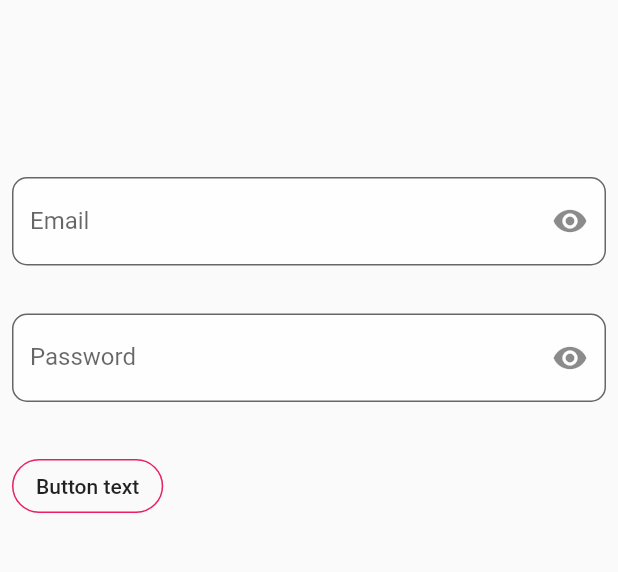
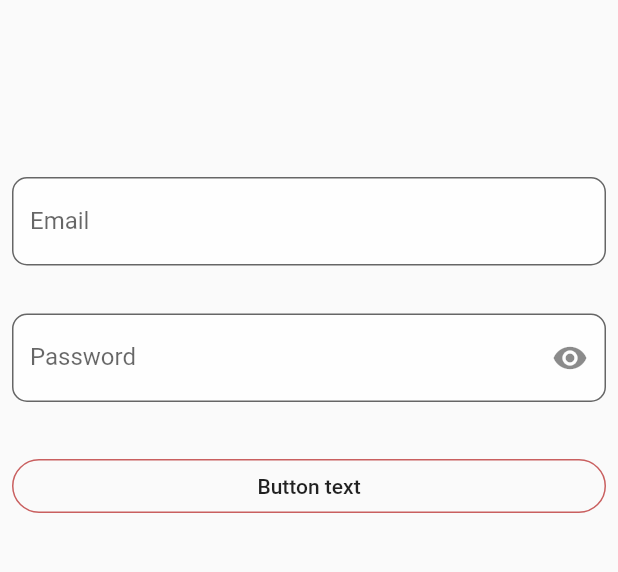
Before and after one commit to maxiin/MeetIn, a Flutter app: the screen it shows after launch, on a phone screen of 412 x 824 dp, the part 465-1037 px from its top. Run offline on Flutter 3.47's test engine with Material 2 defaults, Android fonts, the phone set to English and light mode, and no system bars; our stand-ins replace shared_preferences.

Commit message:
button styles update

```diff
--- a/lib/main.dart
+++ b/lib/main.dart
@@ -17,10 +17,9 @@ class MyApp extends StatelessWidget {
     return MaterialApp(
       title: 'Flutter Demo',
       theme: ThemeData(
-        primarySwatch: primaryColor,
+        primarySwatch: primaryMaterialColor,
       ),
       home: new Scaffold(
-        backgroundColor: Colors.grey,
         body: this.logedInRedirect(),
       )
     );
--- a/lib/pages/login.dart
+++ b/lib/pages/login.dart
@@ -1,3 +1,4 @@
+import 'package:events_app/utils/colors.dart';
 import 'package:events_app/utils/validation.dart';
 import 'package:flutter/cupertino.dart';
 import 'package:flutter/material.dart';
@@ -17,11 +18,8 @@ class LoginState extends State<LoginPage> {
 
   @override
   Widget build(BuildContext ctx) {
-    return Scaffold(
-      // appBar: AppBar(
-      //   title: Text("Login"),
-      // ),
-      body: Padding(
+    return Container(
+      child: Padding(
         padding: EdgeInsets.all(8),
         child: Column(
           children: <Widget>[
@@ -45,20 +43,22 @@ class LoginState extends State<LoginPage> {
                             keyboardType: TextInputType.emailAddress,
                             validator: validateEmail,
                             decoration: new InputDecoration(
+                              errorStyle: TextStyle(
+                                color: errorColor
+                              ),
+                              errorBorder: new OutlineInputBorder(
+                                borderSide: BorderSide(color: errorColor)
+                              ),
                               border: new OutlineInputBorder(
                                 borderRadius: const BorderRadius.all(
                                   const Radius.circular(10.0),
                                 ),
                               ),
                               filled: true,
-                              hintStyle: new TextStyle(color: Colors.grey[800]),
+                              hintStyle: new TextStyle(color: Colors.grey[600]),
                               labelText: 'Email',
                               hintText: 'jon@doe.com',
                               fillColor: Colors.white70,
-                              suffixIcon:  IconButton(
-                                onPressed: _toggle,
-                                icon: Icon(Icons.remove_red_eye),
-                              ),
                             ),
                           ),
                         ),
@@ -68,13 +68,18 @@ class LoginState extends State<LoginPage> {
                             obscureText: _obscureText,
                             validator: (pass) => lengthValidator(pass, 8, null),
                             decoration: new InputDecoration(
+                              errorStyle: TextStyle(
+                                color: errorColor
+                              ),
+                              errorBorder: new OutlineInputBorder(
+                                borderSide: BorderSide(color: errorColor)
+                              ),
                               border: new OutlineInputBorder(
                                 borderRadius: const BorderRadius.all(
                                   const Radius.circular(10.0),
                                 ),
                               ),
                               filled: true,
-                              hintStyle: new TextStyle(color: Colors.grey[800]),
                               labelText: 'Password',
                               fillColor: Colors.white70,
                               suffixIcon:  IconButton(
@@ -86,24 +91,23 @@ class LoginState extends State<LoginPage> {
                         ),
                       ]
                     ),
-                    Padding(
-                      padding: EdgeInsets.symmetric(vertical: 16.0),
-                      child: OutlineButton(
-                        child: new Text("Button text"),
-                        onPressed: (){},
-                        shape: new RoundedRectangleBorder(borderRadius: new BorderRadius.circular(30.0)),
-                        borderSide: BorderSide(color: Colors.pink),
+                    SizedBox(
+                      width: double.infinity,
+                      child: Padding(
+                        padding: EdgeInsets.symmetric(vertical: 16.0),
+                        child: OutlineButton(
+                          child: new Text("Button text"),
+                          onPressed: () {
+                            if (form.currentState.validate()) {
+                              Scaffold.of(ctx)
+                                .showSnackBar(SnackBar(content: Text('Submit')));
+                            }
+                          },
+                          shape: new RoundedRectangleBorder(borderRadius: new BorderRadius.circular(30.0)),
+                          borderSide: BorderSide(color: primaryColor),
+                        )
                       )
-                      // child: RaisedButton(
-                      //   onPressed: () {
-                      //     if (form.currentState.validate()) {
-                      //       Scaffold.of(ctx)
-                      //         .showSnackBar(SnackBar(content: Text('Processing Data')));
-                      //     }
-                      //   },
-                      //   child: Text('Submit'),
-                      // ),
-                    )
+                    ),
                   ],
                 ),
               ),
--- a/lib/utils/colors.dart
+++ b/lib/utils/colors.dart
@@ -13,4 +13,6 @@ Map<int, Color> swatch = {
   900:Color.fromRGBO(79,37,37, 1),
 };
 
-MaterialColor primaryColor = new MaterialColor(0xffc95f5f, swatch);
+MaterialColor primaryMaterialColor = new MaterialColor(0xffc95f5f, swatch);
+Color primaryColor = new Color(0xffc95f5f);
+Color errorColor = new Color(0xffc9c95f);
```
Also changed, not shown: 3 other files.
